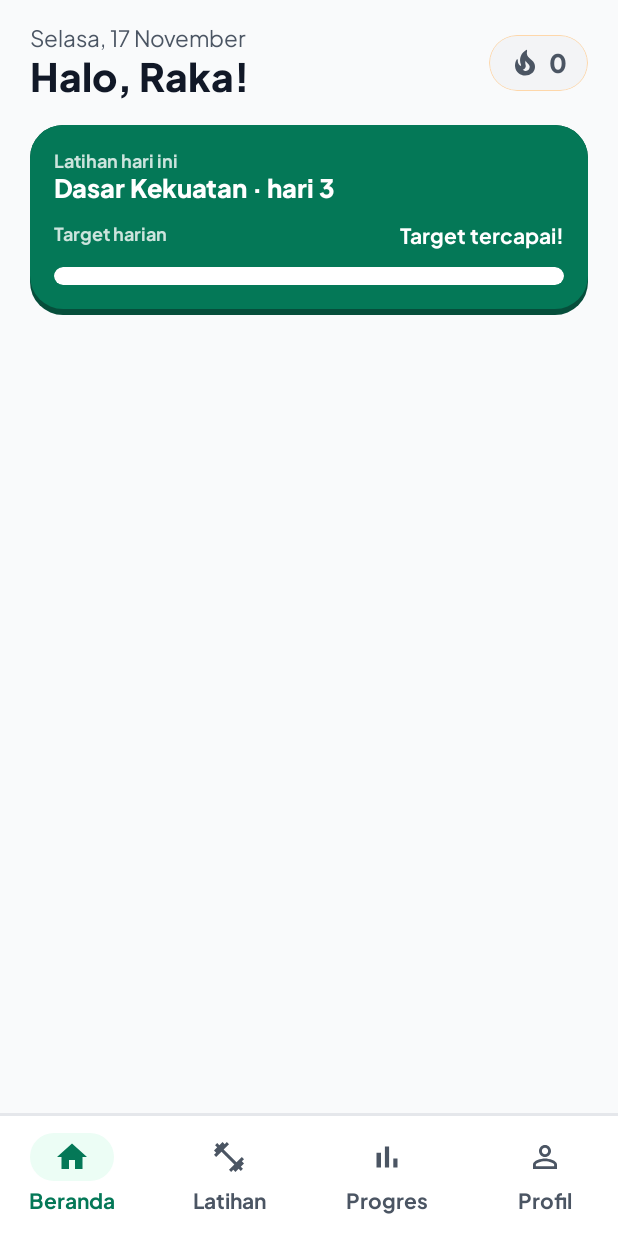
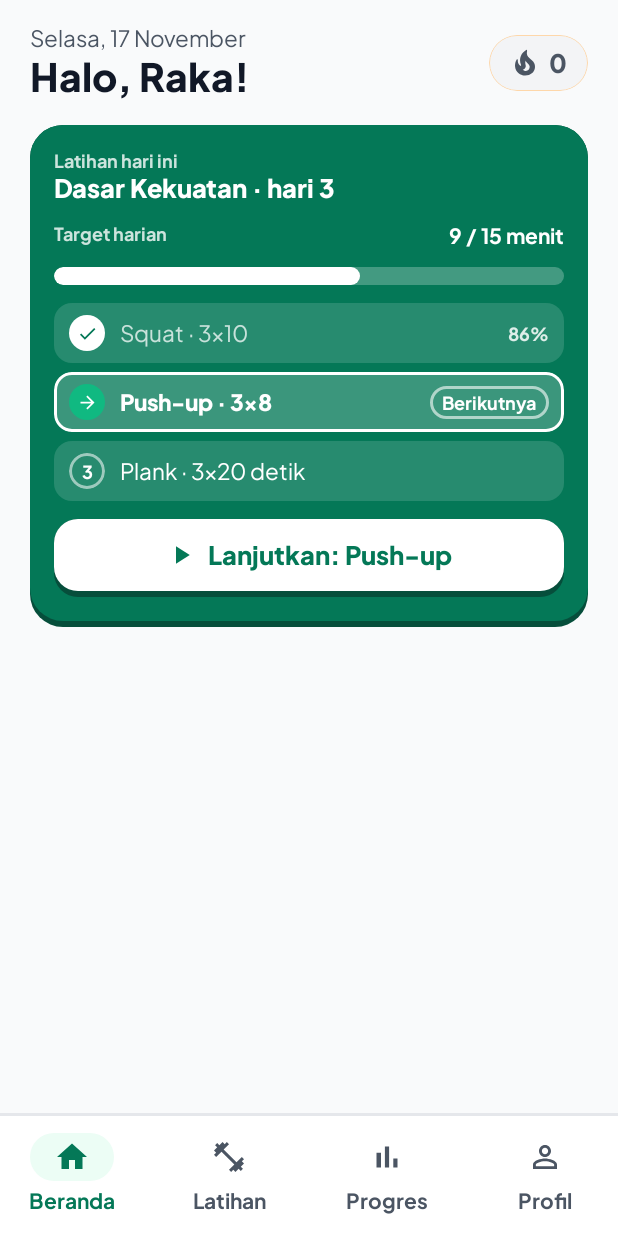
Before and after one commit to christiannathaniel365/MOVIT, an Android app built with Jetpack Compose: the screen it shows after launch (MainActivity), on a phone screen of 412 x 824 dp. Run offline under Robolectric (Android 15) with nearby library versions, the phone set to English and light mode, and no system bars.

Commit message:
Add exercise list and continue button

```diff
--- a/app/src/main/java/com/example/movit/ui/home/HomeScreen.kt
+++ b/app/src/main/java/com/example/movit/ui/home/HomeScreen.kt
@@ -30,7 +30,19 @@ import androidx.compose.foundation.shape.RoundedCornerShape
 import androidx.compose.ui.graphics.Color
 import com.example.movit.ui.theme.Emerald700
 import com.example.movit.ui.theme.MovitTheme
+import androidx.compose.foundation.clickable
+import androidx.compose.foundation.layout.Spacer
+import androidx.compose.foundation.layout.width
+import com.example.movit.ui.theme.Emerald500
 
+enum class ExerciseStatus { DONE, NEXT, TODO }
+
+data class TodayExercise(
+    val name: String,
+    val target: String,
+    val status: ExerciseStatus,
+    val score: Int? = null,   // hanya ada untuk gerakan yang sudah selesai
+)
 @Composable
 fun HomeScreen(modifier: Modifier = Modifier) {
     Column(
@@ -44,8 +56,13 @@ fun HomeScreen(modifier: Modifier = Modifier) {
         TodayWorkoutCard(
             programName = "Dasar Kekuatan",
             day = 3,
-            minutesDone = 16,
+            minutesDone = 9,
             minutesTarget = 15,
+            exercises = listOf(
+                TodayExercise("Squat", "3×10", ExerciseStatus.DONE, score = 86),
+                TodayExercise("Push-up", "3×8", ExerciseStatus.NEXT),
+                TodayExercise("Plank", "3×20 detik", ExerciseStatus.TODO),
+            ),
         )
         // Tahap 4: kartu Hasil terakhir
     }
@@ -97,6 +114,7 @@ fun TodayWorkoutCard(
     day: Int,
     minutesDone: Int,
     minutesTarget: Int,
+    exercises: List<TodayExercise>,   // ← baru
 ) {
     val shape = RoundedCornerShape(22.dp)
     Column(
@@ -133,6 +151,16 @@ fun TodayWorkoutCard(
         ProgressBar(progress = minutesDone.toFloat() / minutesTarget)
 
         // Tahap 3b: daftar gerakan + tombol Lanjutkan
+        Column(verticalArrangement = Arrangement.spacedBy(6.dp)) {
+            exercises.forEachIndexed { index, exercise ->
+                ExerciseRow(number = index + 1, exercise = exercise)
+            }
+        }
+
+        val next = exercises.firstOrNull { it.status == ExerciseStatus.NEXT }
+        if (next != null) {
+            CardButton(text = "Lanjutkan: ${next.name}", onClick = { /* nanti: buka Live detection */ })
+        }
     }
 }
 
@@ -154,6 +182,83 @@ fun ProgressBar(progress: Float, modifier: Modifier = Modifier) {
         )
     }
 }
+
+@Composable
+fun ExerciseRow(number: Int, exercise: TodayExercise) {
+    val shape = RoundedCornerShape(12.dp)
+    val isNext = exercise.status == ExerciseStatus.NEXT
+    Row(
+        modifier = Modifier
+            .fillMaxWidth()
+            .clip(shape)
+            .background(Color.White.copy(alpha = if (isNext) 0.22f else 0.14f))
+            .border(2.dp, if (isNext) Color.White else Color.Transparent, shape)
+            .padding(horizontal = 10.dp, vertical = 8.dp),
+        verticalAlignment = Alignment.CenterVertically,
+        horizontalArrangement = Arrangement.spacedBy(10.dp),
+    ) {
+        StatusDot(number = number, status = exercise.status)
+        Text(
+            text = "${exercise.name} · ${exercise.target}",
+            modifier = Modifier.weight(1f),
+            style = if (isNext) MaterialTheme.typography.titleSmall else MaterialTheme.typography.bodyMedium,
+            color = if (exercise.status == ExerciseStatus.DONE) Color.White.copy(alpha = 0.75f) else Color.White,
+        )
+        when (exercise.status) {
+            ExerciseStatus.DONE -> Text(
+                "${exercise.score}%",
+                style = MaterialTheme.typography.labelSmall,
+                color = Color.White.copy(alpha = 0.85f),
+            )
+            ExerciseStatus.NEXT -> Text(
+                "Berikutnya",
+                style = MaterialTheme.typography.labelSmall,
+                color = Color.White,
+                modifier = Modifier
+                    .border(1.5.dp, Color.White.copy(alpha = 0.6f), CircleShape)
+                    .padding(horizontal = 8.dp, vertical = 3.dp),
+            )
+            ExerciseStatus.TODO ->{} // tidak menampilkan apa-apa di kanan
+        }
+    }
+}
+
+@Composable
+fun StatusDot(number: Int, status: ExerciseStatus) {
+    val dot = Modifier.size(24.dp).clip(CircleShape)
+    when (status) {
+        ExerciseStatus.DONE -> Box(dot.background(Color.White), contentAlignment = Alignment.Center) {
+            Icon(painterResource(R.drawable.ic_check), null, tint = Emerald700, modifier = Modifier.size(14.dp))
+        }
+        ExerciseStatus.NEXT -> Box(dot.background(Emerald500), contentAlignment = Alignment.Center) {
+            Icon(painterResource(R.drawable.ic_arrow_forward), null, tint = Color.White, modifier = Modifier.size(14.dp))
+        }
+        ExerciseStatus.TODO -> Box(dot.border(1.5.dp,Color.White.copy(alpha = 0.55f), CircleShape), contentAlignment = Alignment.Center){
+            Text("$number", style = MaterialTheme.typography.labelSmall, color = Color.White)
+        }
+    }
+}
+
+@Composable
+fun CardButton(text: String, onClick: () -> Unit) {
+    val shape = RoundedCornerShape(16.dp)
+    Row(
+        modifier = Modifier
+            .fillMaxWidth()
+            .background(MovitTheme.colors.buttonShadow, shape) // bayangan bawah
+            .padding(bottom = 4.dp)
+            .clip(shape)
+            .background(Color.White)
+            .clickable(onClick = onClick)
+            .padding(vertical = 13.dp),
+        horizontalArrangement = Arrangement.Center,
+        verticalAlignment = Alignment.CenterVertically,
+    ) {
+        Icon(painterResource(R.drawable.ic_play), null, tint = Emerald700, modifier = Modifier.size(20.dp))
+        Spacer(Modifier.width(8.dp))
+        Text(text, style = MaterialTheme.typography.titleMedium, color = Emerald700)
+    }
+}
 @Preview(showBackground = true, backgroundColor = 0xFFF9FAFB)
 @Composable
 private fun HomeScreenPreview() {
--- /dev/null
+++ b/app/src/main/res/drawable/ic_arrow_forward.xml
@@ -0,0 +1,20 @@
+<!--
+  ~ Copyright (C) 2026 The Android Open Source Project
+  ~
+  ~ Licensed under the Apache License, Version 2.0 (the "License");
+  ~ you may not use this file except in compliance with the License.
+  ~ You may obtain a copy of the License at
+  ~
+  ~      http://www.apache.org/licenses/LICENSE-2.0
+  ~
+  ~ Unless required by applicable law or agreed to in writing, software
+  ~ distributed under the License is distributed on an "AS IS" BASIS,
+  ~ WITHOUT WARRANTIES OR CONDITIONS OF ANY KIND, either express or implied.
+  ~ See the License for the specific language governing permissions and
+  ~ limitations under the License.
+  -->
+<vector xmlns:android="http://schemas.android.com/apk/res/android" android:autoMirrored="true" android:height="24dp" android:tint="#000000" android:viewportHeight="24" android:viewportWidth="24" android:width="24dp">
+
+    <path android:fillColor="@android:color/white" android:pathData="M12,4l-1.41,1.41L16.17,11H4v2h12.17l-5.58,5.59L12,20l8,-8z"/>
+
+</vector>
--- /dev/null
+++ b/app/src/main/res/drawable/ic_check.xml
@@ -0,0 +1,20 @@
+<!--
+  ~ Copyright (C) 2026 The Android Open Source Project
+  ~
+  ~ Licensed under the Apache License, Version 2.0 (the "License");
+  ~ you may not use this file except in compliance with the License.
+  ~ You may obtain a copy of the License at
+  ~
+  ~      http://www.apache.org/licenses/LICENSE-2.0
+  ~
+  ~ Unless required by applicable law or agreed to in writing, software
+  ~ distributed under the License is distributed on an "AS IS" BASIS,
+  ~ WITHOUT WARRANTIES OR CONDITIONS OF ANY KIND, either express or implied.
+  ~ See the License for the specific language governing permissions and
+  ~ limitations under the License.
+  -->
+<vector xmlns:android="http://schemas.android.com/apk/res/android" android:height="24dp" android:tint="#000000" android:viewportHeight="24" android:viewportWidth="24" android:width="24dp">
+
+    <path android:fillColor="@android:color/white" android:pathData="M9,16.17L4.83,12l-1.42,1.41L9,19 21,7l-1.41,-1.41z"/>
+
+</vector>
--- /dev/null
+++ b/app/src/main/res/drawable/ic_play.xml
@@ -0,0 +1,20 @@
+<!--
+  ~ Copyright (C) 2026 The Android Open Source Project
+  ~
+  ~ Licensed under the Apache License, Version 2.0 (the "License");
+  ~ you may not use this file except in compliance with the License.
+  ~ You may obtain a copy of the License at
+  ~
+  ~      http://www.apache.org/licenses/LICENSE-2.0
+  ~
+  ~ Unless required by applicable law or agreed to in writing, software
+  ~ distributed under the License is distributed on an "AS IS" BASIS,
+  ~ WITHOUT WARRANTIES OR CONDITIONS OF ANY KIND, either express or implied.
+  ~ See the License for the specific language governing permissions and
+  ~ limitations under the License.
+  -->
+<vector xmlns:android="http://schemas.android.com/apk/res/android" android:height="24dp" android:tint="#000000" android:viewportHeight="24" android:viewportWidth="24" android:width="24dp">
+
+    <path android:fillColor="@android:color/white" android:pathData="M8,5v14l11,-7z"/>
+
+</vector>
```
